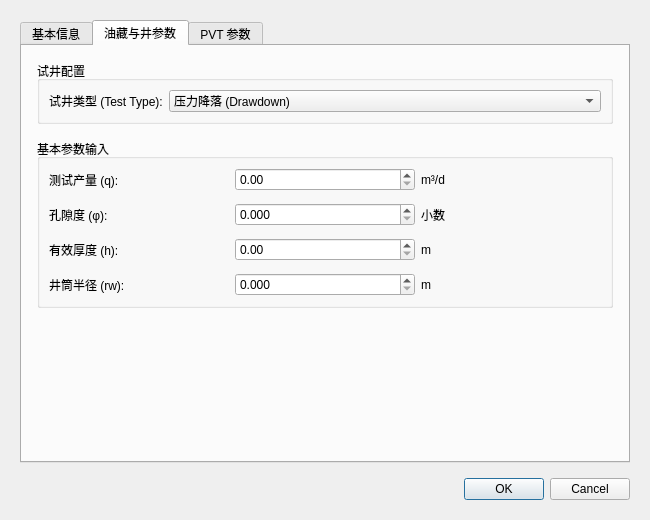
Old version of the form newprojectdialog.ui in the repository Luqinghao1/WT20260203.
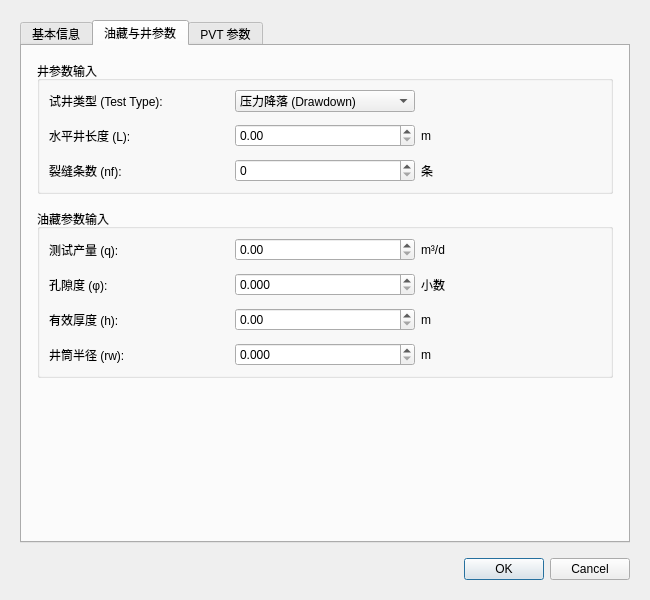
New version of the form. The open tabs and pages were chosen to show the change.

Patch:
```diff
--- a/newprojectdialog.ui
+++ b/newprojectdialog.ui
@@ -7,7 +7,7 @@
     <x>0</x>
     <y>0</y>
     <width>650</width>
-    <height>520</height>
+    <height>600</height>
    </rect>
   </property>
   <property name="windowTitle">
@@ -178,9 +178,9 @@
        <item>
         <widget class="QGroupBox" name="groupBox">
          <property name="title">
-          <string>试井配置</string>
+          <string>井参数输入</string>
          </property>
-         <layout class="QFormLayout" name="formLayout_2">
+         <layout class="QGridLayout" name="gridLayout_Well">
           <property name="verticalSpacing">
            <number>12</number>
           </property>
@@ -205,13 +205,58 @@
             </item>
            </widget>
           </item>
+          <item row="1" column="0">
+           <widget class="QLabel" name="label_L">
+            <property name="text">
+             <string>水平井长度 (L):</string>
+            </property>
+           </widget>
+          </item>
+          <item row="1" column="1">
+           <widget class="QDoubleSpinBox" name="spinL">
+            <property name="maximum">
+             <double>100000.000000000000000</double>
+            </property>
+           </widget>
+          </item>
+          <item row="1" column="2">
+           <widget class="QLabel" name="label_unit_L">
+            <property name="text">
+             <string>m</string>
+            </property>
+           </widget>
+          </item>
+          <item row="2" column="0">
+           <widget class="QLabel" name="label_nf">
+            <property name="text">
+             <string>裂缝条数 (nf):</string>
+            </property>
+           </widget>
+          </item>
+          <item row="2" column="1">
+           <widget class="QDoubleSpinBox" name="spinNf">
+            <property name="decimals">
+             <number>0</number>
+            </property>
+            <property name="maximum">
+             <double>1000.000000000000000</double>
+            </property>
+           </widget>
+          </item>
+          <item row="2" column="2">
+           <widget class="QLabel" name="label_unit_nf">
+            <property name="text">
+             <string>条</string>
+            </property>
+           </widget>
+          </item>
          </layout>
         </widget>
        </item>
        <item>
         <widget class="QGroupBox" name="groupBox_Reservoir">
          <property name="title">
-          <string>基本参数输入</string>
+          <string>油藏参数输入</string>
          </property>
          <layout class="QGridLayout" name="gridLayout_2">
           <property name="verticalSpacing">
```
